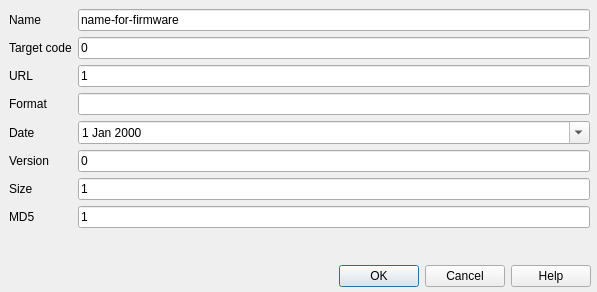
Above: src/cdlgmdffilefirmware.ui from grodansparadis/vscp-works-qt before the change. Below: the same form after it.
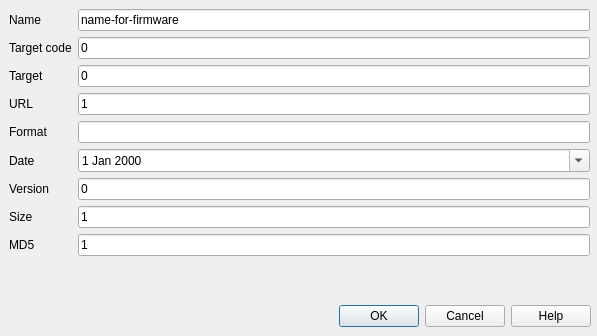
That is the form after the change.

What changed in the file:
```diff
--- a/src/cdlgmdffilefirmware.ui
+++ b/src/cdlgmdffilefirmware.ui
@@ -7,7 +7,7 @@
     <x>0</x>
     <y>0</y>
     <width>597</width>
-    <height>292</height>
+    <height>336</height>
    </rect>
   </property>
   <property name="windowTitle">
@@ -17,7 +17,7 @@
    <property name="geometry">
     <rect>
      <x>10</x>
-     <y>260</y>
+     <y>300</y>
      <width>581</width>
      <height>32</height>
     </rect>
@@ -38,7 +38,7 @@
      <x>9</x>
      <y>9</y>
      <width>581</width>
-     <height>251</height>
+     <height>281</height>
     </rect>
    </property>
    <layout class="QFormLayout" name="formLayout">
@@ -70,86 +70,100 @@
       </property>
      </widget>
     </item>
-    <item row="2" column="0">
+    <item row="3" column="0">
      <widget class="QLabel" name="label_4">
       <property name="text">
        <string>URL</string>
       </property>
      </widget>
     </item>
-    <item row="2" column="1">
+    <item row="3" column="1">
      <widget class="QLineEdit" name="editUrl">
       <property name="text">
        <string>1</string>
       </property>
      </widget>
     </item>
-    <item row="3" column="0">
+    <item row="4" column="0">
      <widget class="QLabel" name="label">
       <property name="text">
        <string>Format</string>
       </property>
      </widget>
     </item>
-    <item row="3" column="1">
+    <item row="4" column="1">
      <widget class="QLineEdit" name="editFormat"/>
     </item>
-    <item row="4" column="0">
+    <item row="5" column="0">
      <widget class="QLabel" name="label_5">
       <property name="text">
        <string>Date</string>
       </property>
      </widget>
     </item>
-    <item row="4" column="1">
+    <item row="5" column="1">
      <widget class="QDateEdit" name="date">
       <property name="calendarPopup">
        <bool>true</bool>
       </property>
      </widget>
     </item>
-    <item row="5" column="0">
+    <item row="6" column="0">
      <widget class="QLabel" name="label_7">
       <property name="text">
        <string>Version</string>
       </property>
      </widget>
     </item>
-    <item row="5" column="1">
+    <item row="6" column="1">
      <widget class="QLineEdit" name="editVersion">
       <property name="text">
        <string>0</string>
       </property>
      </widget>
     </item>
-    <item row="6" column="0">
+    <item row="7" column="0">
      <widget class="QLabel" name="label_6">
       <property name="text">
        <string>Size</string>
       </property>
      </widget>
     </item>
-    <item row="6" column="1">
+    <item row="7" column="1">
      <widget class="QLineEdit" name="editSize">
       <property name="text">
        <string>1</string>
       </property>
      </widget>
     </item>
-    <item row="7" column="0">
+    <item row="8" column="0">
      <widget class="QLabel" name="label_8">
       <property name="text">
        <string>MD5</string>
       </property>
      </widget>
     </item>
-    <item row="7" column="1">
+    <item row="8" column="1">
      <widget class="QLineEdit" name="editMd5">
       <property name="text">
        <string>1</string>
       </property>
      </widget>
     </item>
+    <item row="2" column="1">
+     <widget class="QLineEdit" name="editTarget">
+      <property name="text">
+       <string>0</string>
+      </property>
+     </widget>
+    </item>
+    <item row="2" column="0">
+     <widget class="QLabel" name="label_9">
+      <property name="text">
+       <string>Target</string>
+      </property>
+     </widget>
+    </item>
    </layout>
   </widget>
  </widget>
```
